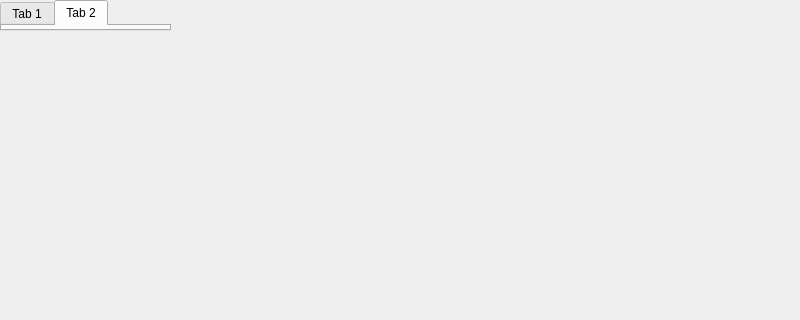
Before: the Qt Designer form src/qt/plasmacoin-ui/mainwindow.ui in plasmacoin-crypto/Plasmacoin-Blockchain, drawn with Qt 5; both pictures show x 0 to 800 and y 0 to 320 of the 800 by 600 pixel window.
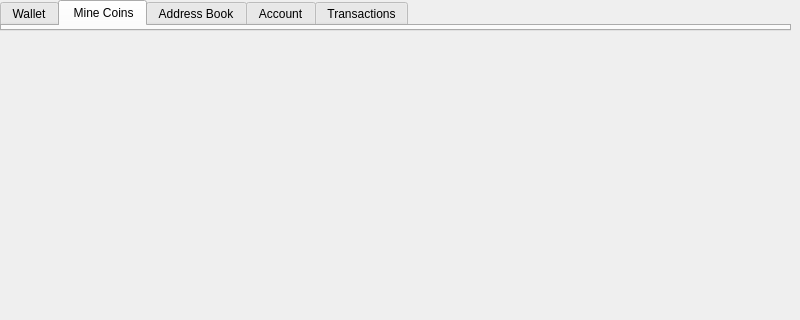
After: the same form once the commit is applied.

Diff of the .ui file:
```diff
--- a/src/qt/plasmacoin-ui/mainwindow.ui
+++ b/src/qt/plasmacoin-ui/mainwindow.ui
@@ -19,21 +19,51 @@
      <rect>
       <x>0</x>
       <y>0</y>
-      <width>171</width>
+      <width>791</width>
       <height>31</height>
      </rect>
     </property>
+    <property name="maximumSize">
+     <size>
+      <width>791</width>
+      <height>16777215</height>
+     </size>
+    </property>
+    <property name="tabPosition">
+     <enum>QTabWidget::North</enum>
+    </property>
+    <property name="tabShape">
+     <enum>QTabWidget::Rounded</enum>
+    </property>
     <property name="currentIndex">
      <number>1</number>
     </property>
+    <property name="movable">
+     <bool>true</bool>
+    </property>
     <widget class="QWidget" name="Wallet">
      <attribute name="title">
-      <string>Tab 1</string>
+      <string>Wallet</string>
      </attribute>
     </widget>
     <widget class="QWidget" name="Mine">
      <attribute name="title">
-      <string>Tab 2</string>
+      <string> Mine Coins</string>
+     </attribute>
+    </widget>
+    <widget class="QWidget" name="AddressBook">
+     <attribute name="title">
+      <string>Address Book</string>
+     </attribute>
+    </widget>
+    <widget class="QWidget" name="Account">
+     <attribute name="title">
+      <string>Account</string>
+     </attribute>
+    </widget>
+    <widget class="QWidget" name="Transactions">
+     <attribute name="title">
+      <string>Transactions</string>
      </attribute>
     </widget>
    </widget>
```
Left out of the diff: 2 changed lines with no effect on the pictures.
